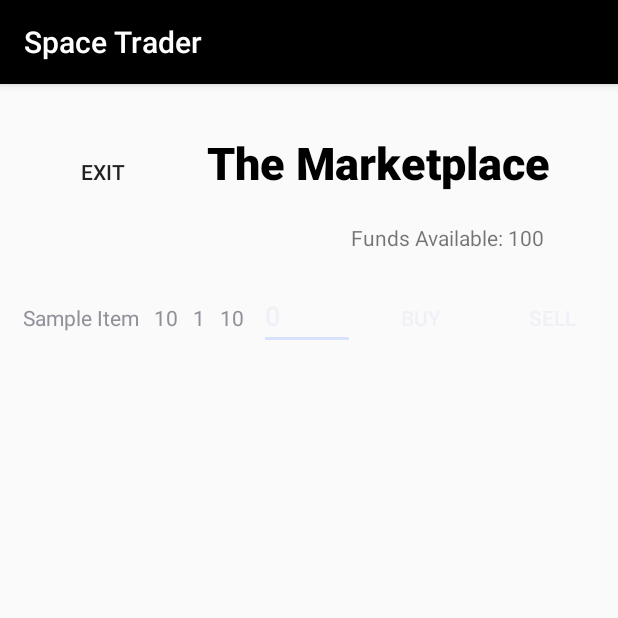
After one commit to scrum-squad/Space-Trader, an Android app: the MarketActivity screen opened directly, with no data from a screen before it, on a phone screen of 412 x 824 dp, the top half of it. The commit adds this screen. Run offline under Robolectric (Android 15) with nearby library versions, the phone set to English and light mode, and no system bars.

Commit message:
Marketplace UI
Created Marketplace functionality with custom ItemView objects.

```diff
--- a/Space_Trader_App/app/src/main/AndroidManifest.xml
+++ b/Space_Trader_App/app/src/main/AndroidManifest.xml
@@ -31,6 +31,11 @@
                 <action android:name="android.intent.action.GAME" />
             </intent-filter>
         </activity>
+        <activity android:name=".views.MarketActivity">
+            <intent-filter>
+                <action android:name="android.intent.action.MARKET" />
+            </intent-filter>
+        </activity>
     </application>
 
 </manifest>
--- a/Space_Trader_App/app/src/main/java/com/scrumsquad/spacetrader/views/GameActivity.java
+++ b/Space_Trader_App/app/src/main/java/com/scrumsquad/spacetrader/views/GameActivity.java
@@ -1,15 +1,28 @@
 package com.scrumsquad.spacetrader.views;
 
+import android.content.Intent;
 import android.os.Bundle;
 import android.support.v7.app.AppCompatActivity;
+import android.view.View;
+import android.widget.Button;
 
 import com.scrumsquad.spacetrader.R;
 import com.scrumsquad.spacetrader.model.Game;
 
 public class GameActivity extends AppCompatActivity {
 
+    private Button enterMarket;
+
     public void onCreate(Bundle savedInstanceState) {
         super.onCreate(savedInstanceState);
         setContentView(R.layout.activity_game);
+
+        enterMarket = findViewById(R.id.game_goto_market);
+        enterMarket.setOnClickListener(new View.OnClickListener() {
+            public void onClick(View view) {
+                Intent swapMarket = new Intent (view.getContext(), MarketActivity.class);
+                startActivity(swapMarket);
+            }
+        });
     }
 }
--- /dev/null
+++ b/Space_Trader_App/app/src/main/java/com/scrumsquad/spacetrader/views/ItemView.java
@@ -0,0 +1,52 @@
+package com.scrumsquad.spacetrader.views;
+
+import android.content.Context;
+import android.view.View;
+import android.widget.EditText;
+import android.widget.LinearLayout;
+import android.view.LayoutInflater;
+import android.widget.Button;
+import android.widget.TextView;
+
+
+import com.scrumsquad.spacetrader.R;
+
+public class ItemView extends LinearLayout {
+
+    private TextView name;
+    private TextView price;
+    private TextView amountOwn;
+    private TextView amountBuyable;
+
+    private EditText amountSelect;
+
+    private Button bBuy;
+    private Button bSell;
+
+    public ItemView(Context context) {
+        super(context);
+        init();
+    }
+
+    //Initializes ItemView
+    private void init() {
+        setOrientation(HORIZONTAL);
+
+        LayoutInflater.from(getContext()).inflate(R.layout.market_item_view, this);
+
+        name = findViewById(R.id.market_item_name);
+        price = findViewById(R.id.market_item_price);
+        amountOwn = findViewById(R.id.market_item_owned);
+        amountBuyable = findViewById(R.id.market_item_available);
+        amountSelect = findViewById(R.id.market_item_amount);
+        bBuy = findViewById(R.id.market_item_buy);
+        bSell = findViewById(R.id.market_item_sell);
+    }
+
+    //This method loads the item view with given good's info
+    public void load(int i) {
+        name.setText("Sample Item");
+        price.setText("" + i);
+    }
+
+}
--- /dev/null
+++ b/Space_Trader_App/app/src/main/java/com/scrumsquad/spacetrader/views/MarketActivity.java
@@ -0,0 +1,45 @@
+package com.scrumsquad.spacetrader.views;
+
+import android.content.Context;
+import android.content.Intent;
+import android.os.Bundle;
+import android.support.v7.app.AppCompatActivity;
+import android.view.LayoutInflater;
+import android.view.View;
+import android.view.ViewGroup;
+import android.widget.Button;
+import android.widget.LinearLayout;
+import android.widget.ScrollView;
+import android.widget.TextView;
+
+import com.scrumsquad.spacetrader.R;
+
+public class MarketActivity extends AppCompatActivity {
+
+    private Button leaveMarket;
+    private ScrollView scrollView;
+    private LinearLayout marketDisplay;
+
+    public void onCreate(Bundle instanceSaved) {
+        super.onCreate(instanceSaved);
+        setContentView(R.layout.activity_marketplace);
+
+        scrollView = findViewById(R.id.market_scroll);
+        marketDisplay = findViewById(R.id.market_display);
+
+
+        ItemView addedItem = new ItemView(this.getApplicationContext());
+        addedItem.load(10);
+
+        marketDisplay.addView(addedItem,
+                new LinearLayout.LayoutParams(ViewGroup.LayoutParams.MATCH_PARENT, ViewGroup.LayoutParams.MATCH_PARENT));
+
+        leaveMarket = findViewById(R.id.market_leave_button);
+        leaveMarket.setOnClickListener(new View.OnClickListener() {
+            public void onClick(View view) {
+                Intent gotoMain = new Intent(view.getContext(), GameActivity.class);
+                startActivity(gotoMain);
+            }
+        });
+    }
+}
--- a/Space_Trader_App/app/src/main/res/layout/activity_game.xml
+++ b/Space_Trader_App/app/src/main/res/layout/activity_game.xml
@@ -1,6 +1,5 @@
 <?xml version="1.0" encoding="utf-8"?>
-<android.support.constraint.ConstraintLayout
-    xmlns:android="http://schemas.android.com/apk/res/android"
+<android.support.constraint.ConstraintLayout xmlns:android="http://schemas.android.com/apk/res/android"
     xmlns:app="http://schemas.android.com/apk/res-auto"
     xmlns:tools="http://schemas.android.com/tools"
     android:layout_width="match_parent"
@@ -10,13 +9,25 @@
         android:id="@+id/mainGame_filler"
         android:layout_width="wrap_content"
         android:layout_height="wrap_content"
+        android:layout_marginTop="172dp"
         android:gravity="center_horizontal"
         android:text="Don't Panic"
         android:textSize="28sp"
-        app:layout_constraintBottom_toBottomOf="parent"
         app:layout_constraintEnd_toEndOf="parent"
         app:layout_constraintStart_toStartOf="parent"
-        app:layout_constraintTop_toTopOf="parent"
-        app:layout_constraintVertical_bias="0.499" />
+        app:layout_constraintTop_toTopOf="parent" />
+
+    <Button
+        android:id="@+id/game_goto_market"
+        style="@style/Widget.AppCompat.Button.Borderless"
+        android:layout_width="wrap_content"
+        android:layout_height="wrap_content"
+        android:layout_marginTop="64dp"
+        android:text="Visit Market"
+        android:visibility="visible"
+        app:layout_constraintEnd_toEndOf="parent"
+        app:layout_constraintHorizontal_bias="0.498"
+        app:layout_constraintStart_toStartOf="parent"
+        app:layout_constraintTop_toBottomOf="@+id/mainGame_filler" />
 
 </android.support.constraint.ConstraintLayout>
--- /dev/null
+++ b/Space_Trader_App/app/src/main/res/layout/activity_marketplace.xml
@@ -0,0 +1,65 @@
+<?xml version="1.0" encoding="utf-8"?>
+<android.support.constraint.ConstraintLayout xmlns:android="http://schemas.android.com/apk/res/android"
+    xmlns:app="http://schemas.android.com/apk/res-auto"
+    xmlns:tools="http://schemas.android.com/tools"
+    android:layout_width="match_parent"
+    android:layout_height="match_parent"
+    app:layout_behavior="appbar_scrolling_view_behavior">
+
+    <TextView
+        android:id="@+id/martketTitle"
+        android:layout_width="wrap_content"
+        android:layout_height="wrap_content"
+        android:layout_marginStart="20dp"
+        android:layout_marginTop="32dp"
+        android:layout_marginEnd="40dp"
+        android:fontFamily="sans-serif-black"
+        android:text="The Marketplace"
+        android:textAlignment="center"
+        android:textColor="@color/colorPrimary"
+        android:textSize="30sp"
+        android:textStyle="bold"
+        app:layout_constraintEnd_toEndOf="parent"
+        app:layout_constraintStart_toEndOf="@+id/market_leave_button"
+        app:layout_constraintTop_toTopOf="parent" />
+
+    <ScrollView
+        android:id="@+id/market_scroll"
+        android:layout_width="0dp"
+        android:layout_height="530dp"
+        android:layout_marginTop="20dp"
+        app:layout_constraintEnd_toEndOf="parent"
+        app:layout_constraintHorizontal_bias="1.0"
+        app:layout_constraintStart_toStartOf="parent"
+        app:layout_constraintTop_toBottomOf="@+id/market_display_funds">
+
+        <LinearLayout
+            android:id="@+id/market_display"
+            android:layout_width="match_parent"
+            android:layout_height="wrap_content"
+            android:orientation="vertical" />
+    </ScrollView>
+
+    <Button
+        android:id="@+id/market_leave_button"
+        style="@style/Widget.AppCompat.Button.Borderless"
+        android:layout_width="wrap_content"
+        android:layout_height="48dp"
+        android:layout_marginStart="24dp"
+        android:text="Exit"
+        android:visibility="visible"
+        app:layout_constraintBaseline_toBaselineOf="@+id/martketTitle"
+        app:layout_constraintStart_toStartOf="parent" />
+
+    <TextView
+        android:id="@+id/market_display_funds"
+        android:layout_width="wrap_content"
+        android:layout_height="wrap_content"
+        android:layout_marginTop="20dp"
+        android:text="Funds Available: 100"
+        app:layout_constraintEnd_toEndOf="parent"
+        app:layout_constraintHorizontal_bias="0.829"
+        app:layout_constraintStart_toStartOf="parent"
+        app:layout_constraintTop_toBottomOf="@+id/martketTitle" />
+
+</android.support.constraint.ConstraintLayout>
--- /dev/null
+++ b/Space_Trader_App/app/src/main/res/layout/market_item_view.xml
@@ -0,0 +1,54 @@
+<?xml version="1.0" encoding="utf-8"?>
+<merge xmlns:android="http://schemas.android.com/apk/res/android"
+    android:layout_height="wrap_content">
+
+    <TextView
+        android:id="@+id/market_item_name"
+        android:layout_width="wrap_content"
+        android:layout_height="wrap_content"
+        android:layout_marginLeft="15dp"
+        android:text="Name" />
+
+    <TextView
+        android:id="@+id/market_item_price"
+        android:layout_width="wrap_content"
+        android:layout_height="wrap_content"
+        android:layout_marginStart="10dp"
+        android:text="20 Cr." />
+
+    <TextView
+        android:id="@+id/market_item_owned"
+        android:layout_width="wrap_content"
+        android:layout_height="wrap_content"
+        android:layout_marginStart="10dp"
+        android:text="1" />
+
+    <TextView
+        android:id="@+id/market_item_available"
+        android:layout_width="wrap_content"
+        android:layout_height="wrap_content"
+        android:layout_marginStart="10dp"
+        android:text="10" />
+
+    <EditText
+        android:id="@+id/market_item_amount"
+        android:layout_width="64dp"
+        android:layout_height="wrap_content"
+        android:layout_marginStart="10dp"
+        android:text="0" />
+
+    <Button
+        android:id="@+id/market_item_buy"
+        style="@style/Widget.AppCompat.Button.Borderless"
+        android:layout_width="wrap_content"
+        android:layout_height="wrap_content"
+        android:text="Buy" />
+
+    <Button
+        android:id="@+id/market_item_sell"
+        style="@style/Widget.AppCompat.Button.Borderless"
+        android:layout_width="wrap_content"
+        android:layout_height="wrap_content"
+        android:text="Sell"
+        android:visibility="visible" />
+</merge>
--- a/Space_Trader_App/app/src/main/res/values/colors.xml
+++ b/Space_Trader_App/app/src/main/res/values/colors.xml
@@ -1,6 +1,6 @@
 <?xml version="1.0" encoding="utf-8"?>
 <resources>
-    <color name="colorPrimary">#008577</color>
+    <color name="colorPrimary">#000000</color>
     <color name="colorPrimaryDark">#00574B</color>
     <color name="colorAccent">#D81B60</color>
 </resources>
```
